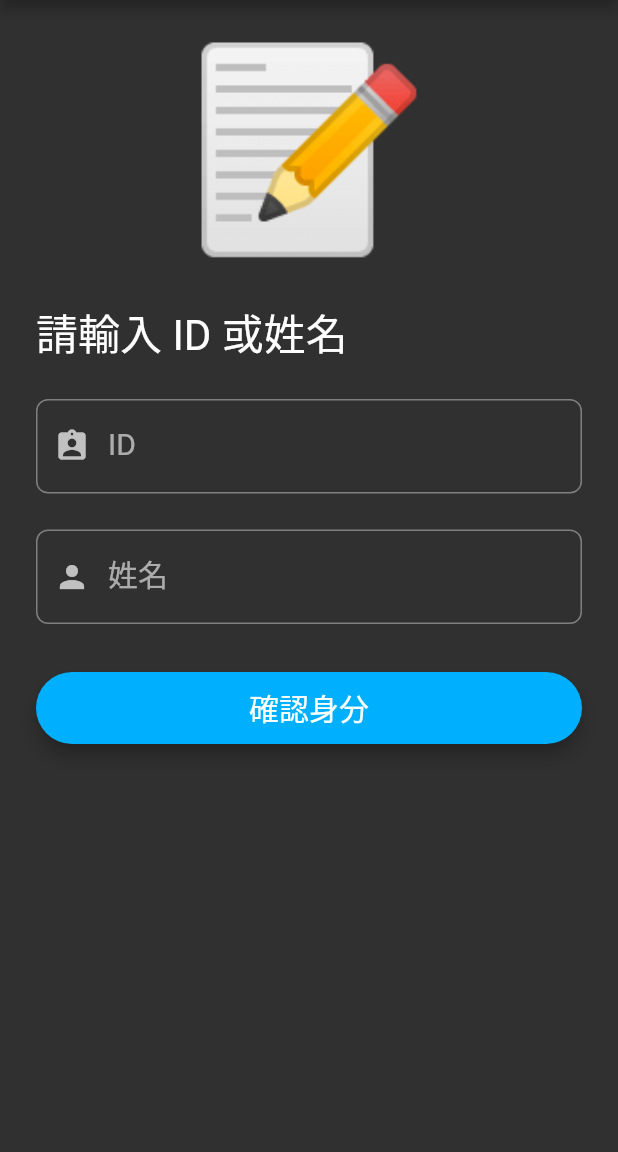
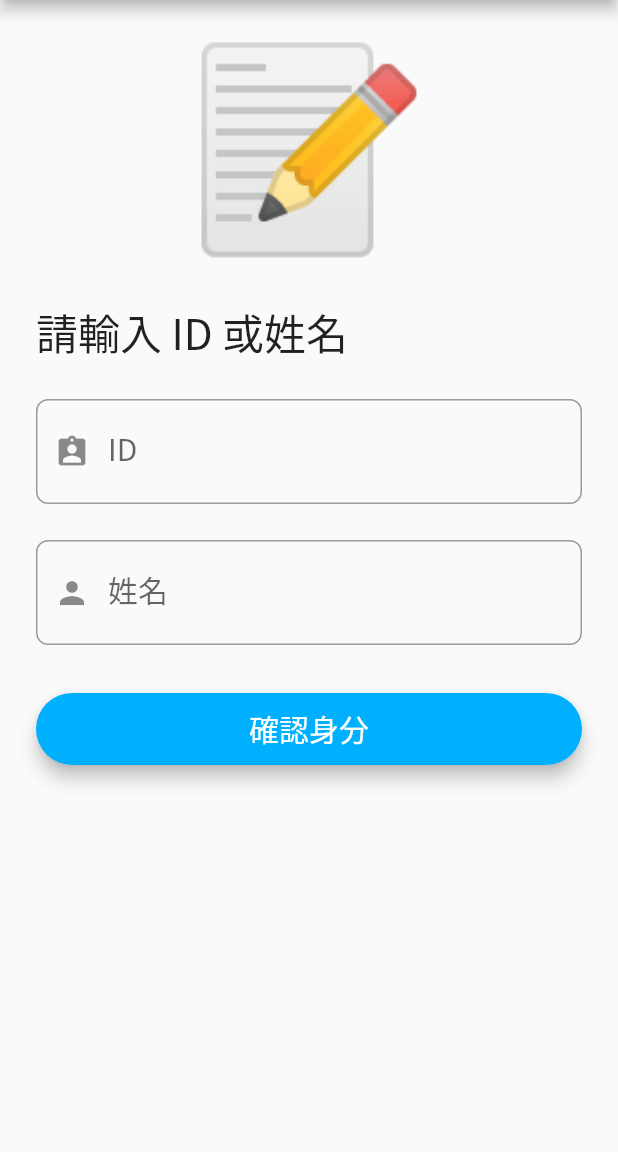
Before and after one commit to yun-cheng/survey-app, a Flutter app: the screen it shows after launch, on a phone screen of 412 x 824 dp, the part 84-1236 px from its top. Run offline on Flutter 3.47's test engine with Material 2 defaults, Android fonts, the phone set to English and light mode, and no system bars; our stand-ins replace auto_route, bloc, cloud_firestore, dartz, flushbar, flutter_bloc and 5 more; accounts and stored records are empty; generated files the repository leaves out were written again.

Commit message:
Add font family

```diff
--- a/lib/presentation/core/app_widget.dart
+++ b/lib/presentation/core/app_widget.dart
@@ -36,7 +36,14 @@ class AppWidget extends StatelessWidget {
         title: '訪員測驗',
         debugShowCheckedModeBanner: false,
         builder: ExtendedNavigator(router: Router()),
-        theme: ThemeData.dark().copyWith(
+        theme: ThemeData.light().copyWith(
+          textTheme:
+              ThemeData.light().textTheme.apply(fontFamily: 'NotoSansTC'),
+          primaryTextTheme: ThemeData.light()
+              .primaryTextTheme
+              .apply(fontFamily: 'NotoSansTC'),
+          accentTextTheme:
+              ThemeData.light().accentTextTheme.apply(fontFamily: 'NotoSansTC'),
           primaryColor: Colors.blueAccent,
           accentColor: Colors.blueAccent,
           floatingActionButtonTheme: FloatingActionButtonThemeData(
--- a/lib/presentation/quiz/quiz_page.dart
+++ b/lib/presentation/quiz/quiz_page.dart
@@ -56,7 +56,7 @@ class QuizPage extends StatelessWidget {
                             alignment: Alignment.center,
                             child: ConstrainedBox(
                               constraints:
-                                  const BoxConstraints.expand(width: 600.0),
+                                  const BoxConstraints.expand(width: 800.0),
                               child: SingleChildScrollView(
                                 child: Padding(
                                   padding: const EdgeInsets.all(24.0),
@@ -140,7 +140,7 @@ class QuizPage extends StatelessWidget {
                           alignment: Alignment.center,
                           child: ConstrainedBox(
                             constraints:
-                                const BoxConstraints.expand(width: 600.0),
+                                const BoxConstraints.expand(width: 800.0),
                             child: Row(
                               mainAxisAlignment: MainAxisAlignment.spaceEvenly,
                               children: <Widget>[
--- a/lib/presentation/sign_in/widgets/sign_in_form.dart
+++ b/lib/presentation/sign_in/widgets/sign_in_form.dart
@@ -75,7 +75,7 @@ class SignInForm extends StatelessWidget {
                   '請輸入 ID 或姓名',
                   style: TextStyle(
                     fontSize: 28.0,
-                    // fontWeight: FontWeight.bold,
+                    fontFamily: 'NotoSansTC',
                   ),
                 ),
               ),
@@ -85,13 +85,19 @@ class SignInForm extends StatelessWidget {
                     DataColumn(
                       label: Text(
                         'ID',
-                        style: TextStyle(fontSize: 32.0),
+                        style: TextStyle(
+                          fontSize: 32.0,
+                          fontFamily: 'NotoSansTC',
+                        ),
                       ),
                     ),
                     DataColumn(
                       label: Text(
                         '姓名',
-                        style: TextStyle(fontSize: 32.0),
+                        style: TextStyle(
+                          fontSize: 32.0,
+                          fontFamily: 'NotoSansTC',
+                        ),
                       ),
                     ),
                   ],
@@ -101,13 +107,19 @@ class SignInForm extends StatelessWidget {
                         DataCell(
                           Text(
                             interviewerId,
-                            style: const TextStyle(fontSize: 32.0),
+                            style: const TextStyle(
+                              fontSize: 32.0,
+                              fontFamily: 'NotoSansTC',
+                            ),
                           ),
                         ),
                         DataCell(
                           Text(
                             interviewerName,
-                            style: const TextStyle(fontSize: 32.0),
+                            style: const TextStyle(
+                              fontSize: 32.0,
+                              fontFamily: 'NotoSansTC',
+                            ),
                           ),
                         ),
                       ],
```
Also changed, not shown: pubspec.yaml (+16 -11 lines), firebase.json (added), 9 other files.
